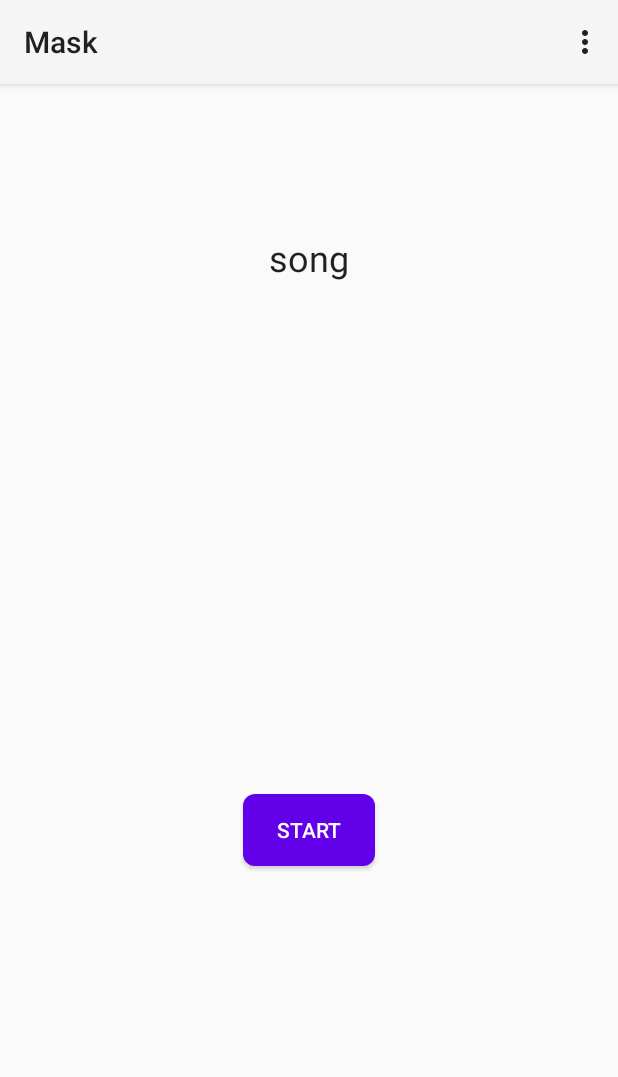
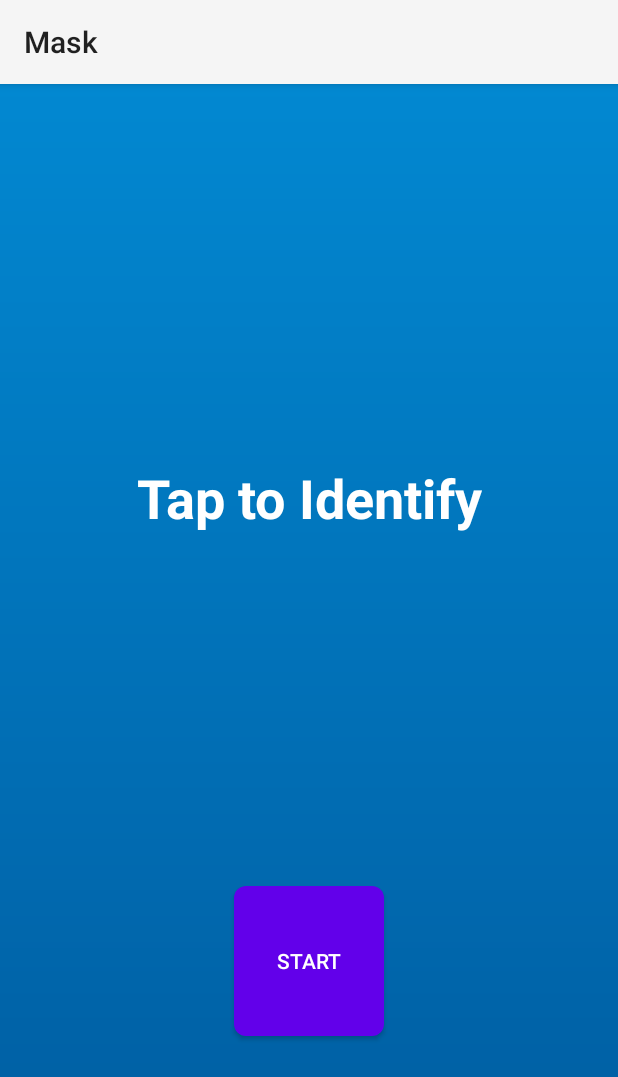
Before and after one commit to evanc577/mask_audio_fingerprint, an Android app: the screen it shows after launch (MainActivity), after a tap on "STOP", on a phone screen of 412 x 824 dp. Shown: the top 1077 px of the screen. Run offline under Robolectric (Android 15) with nearby library versions, the phone set to English and light mode, and no system bars; 9 statements that could not run were skipped; 1 other tap on this screen came first.

Commit message:
update ui

```diff
--- a/android/ece420_lab4/lab4/app/src/main/AndroidManifest.xml
+++ b/android/ece420_lab4/lab4/app/src/main/AndroidManifest.xml
@@ -9,7 +9,7 @@
         android:allowBackup="false"
         android:fullBackupContent="false"
         android:supportsRtl="true"
-        android:icon="@mipmap/ic_launcher"
+        android:icon="@mipmap/mask"
         android:label="Mask"
         android:theme="@style/AppTheme" >
       <activity
--- a/android/ece420_lab4/lab4/app/src/main/java/com/ece420/lab4/MainActivity.java
+++ b/android/ece420_lab4/lab4/app/src/main/java/com/ece420/lab4/MainActivity.java
@@ -21,17 +21,25 @@ import android.content.Context;
 import android.content.pm.ActivityInfo;
 import android.content.pm.PackageManager;
 import android.Manifest;
+import android.graphics.Color;
 import android.media.AudioFormat;
 import android.media.AudioManager;
 import android.media.AudioRecord;
+import android.media.MediaMetadataRetriever;
+import android.media.MediaPlayer;
 import android.os.AsyncTask;
 import android.os.Bundle;
 import android.os.Handler;
+import android.provider.MediaStore;
 import android.support.annotation.NonNull;
+import android.support.constraint.ConstraintLayout;
 import android.support.v4.app.ActivityCompat;
+import android.view.Display;
+import android.view.LayoutInflater;
 import android.view.Menu;
 import android.view.MenuItem;
 import android.view.View;
+import android.view.ViewGroup;
 import android.view.WindowManager;
 import android.widget.Button;
 import android.widget.ProgressBar;
@@ -51,10 +59,12 @@ public class MainActivity extends Activity
     // UI Variables
     Button   controlButton;
     static TextView freq_view;
+    static TextView start_view;
     String  nativeSampleRate;
     String  nativeSampleBufSize;
     File externalFilesDir;
     String externalFilesDirStr;
+    String currentText = "";
     boolean supportRecording;
     AtomicBoolean isPlaying = new AtomicBoolean(false);
     // Static Values
@@ -78,6 +88,7 @@ public class MainActivity extends Activity
 
         // Google NDK Stuff
         controlButton = (Button)findViewById((R.id.capture_control_button));
+        controlButton.setBackground(getDrawable(R.drawable.start_button));
         queryNativeAudioParameters();
         // initialize native audio system
         updateNativeAudioUI();
@@ -87,11 +98,36 @@ public class MainActivity extends Activity
 
         // Setup UI
         freq_view = (TextView)findViewById(R.id.textFrequency);
+        freq_view.setVisibility(View.GONE);
+        start_view = (TextView)findViewById(R.id.textStart);
+        start_view.setVisibility(View.VISIBLE);
+
         initializeMaskTextBackgroundTask(250);
         initializeMaskStatusBackgroundTask(10);
 
         VideoView vv = findViewById(R.id.videoView);
         vv.setVisibility(View.INVISIBLE);
+        vv.setOnCompletionListener(new MediaPlayer.OnCompletionListener() {
+            @Override
+            public void onCompletion(MediaPlayer mp) {
+                VideoView vv = findViewById(R.id.videoView);
+                vv.setVisibility(View.INVISIBLE);
+                vv.stopPlayback();
+                vv.suspend();
+            }
+        });
+        vv.setOnPreparedListener(new MediaPlayer.OnPreparedListener() {
+            @Override
+            public void onPrepared(MediaPlayer mp) {
+                int width = mp.getVideoWidth();
+                int height = mp.getVideoHeight();
+                VideoView vv = findViewById(R.id.videoView);
+                ConstraintLayout.LayoutParams params = (ConstraintLayout.LayoutParams)vv.getLayoutParams();
+                params.width = vv.getMeasuredWidth();
+                params.height = params.width * height / width;
+                vv.setLayoutParams(params);
+            }
+        });
     }
     @Override
     protected synchronized void onDestroy() {
@@ -107,24 +143,7 @@ public class MainActivity extends Activity
 
     @Override
     public boolean onCreateOptionsMenu(Menu menu) {
-        // Inflate the menu; this adds items to the action bar if it is present.
-        getMenuInflater().inflate(R.menu.menu_main, menu);
-        return true;
-    }
-
-    @Override
-    public boolean onOptionsItemSelected(MenuItem item) {
-        // Handle action bar item clicks here. The action bar will
-        // automatically handle clicks on the Home/Up button, so long
-        // as you specify a parent activity in AndroidManifest.xml.
-        int id = item.getItemId();
-
-        //noinspection SimplifiableIfStatement
-        if (id == R.id.action_settings) {
-            return true;
-        }
-
-        return super.onOptionsItemSelected(item);
+        return false;
     }
 
     private synchronized void startEcho() {
@@ -149,10 +168,13 @@ public class MainActivity extends Activity
 
             // update other ui elements
             controlButton.setText(getString(R.string.StopEcho));
+            controlButton.setBackground(getDrawable(R.drawable.stop_button));
+            start_view.setVisibility(View.GONE);
+            freq_view.setVisibility(View.VISIBLE);
             VideoView vv = findViewById(R.id.videoView);
+            vv.setVisibility(View.INVISIBLE);
             vv.stopPlayback();
             vv.suspend();
-            vv.setVisibility(View.INVISIBLE);
             isPlaying.set(true);
         } else {
             timeout();
@@ -167,19 +189,21 @@ public class MainActivity extends Activity
 
         // proof of concept video sync
         String song = getMaskText();
+        String videoPath = "";
         int time = getMaskTime() + VIDEO_DELAY;
+        VideoView vv = findViewById(R.id.videoView);
+
         if (song.equals("siren_audio.flac")) {
-            VideoView vv = findViewById(R.id.videoView);
-            vv.setVisibility(View.VISIBLE);
-            vv.setVideoPath(externalFilesDirStr + "/videos/siren_video.mp4");
+            videoPath = externalFilesDirStr + "/videos/siren_video.mp4";
+        } else if (song.equals("fancy_audio.flac")) {
+            videoPath = externalFilesDirStr + "/videos/fancy_video.mp4";
+        }
+
+        if (!videoPath.equals("")) {
+            vv.setVideoPath(videoPath);
             vv.seekTo(time);
             vv.start();
-        } else if (song.equals("fancy_audio.flac")) {
-            VideoView vv = findViewById(R.id.videoView);
             vv.setVisibility(View.VISIBLE);
-            vv.setVideoPath(externalFilesDirStr + "/videos/fancy_video.mp4");
-            vv.seekTo(time);
-            vv.start();
         }
 
         // update spinner
@@ -194,6 +218,7 @@ public class MainActivity extends Activity
         deleteAudioRecorder();
         deleteSLBufferQueueAudioPlayer();
         controlButton.setText(getString(R.string.StartEcho));
+        controlButton.setBackground(getDrawable(R.drawable.start_button));
     }
 
     public synchronized void timeout() {
@@ -214,6 +239,9 @@ public class MainActivity extends Activity
         deleteAudioRecorder();
         deleteSLBufferQueueAudioPlayer();
         controlButton.setText(getString(R.string.StartEcho));
+        controlButton.setBackground(getDrawable(R.drawable.start_button));
+        freq_view.setVisibility(View.GONE);
+    start_view.setVisibility(View.VISIBLE);
     }
 
     public void onEchoClick(View view) {
@@ -319,7 +347,10 @@ public class MainActivity extends Activity
         }
 
         protected void onProgressUpdate(String... newString) {
-            freq_view.setText(newString[0]);
+            if (!currentText.equals(newString[0])) {
+                freq_view.setText(newString[0]);
+                currentText = newString[0];
+            }
         }
     }
 
--- /dev/null
+++ b/android/ece420_lab4/lab4/app/src/main/res/drawable/gradient.xml
@@ -0,0 +1,8 @@
+<?xml version="1.0" encoding="utf-8"?>
+<shape xmlns:android="http://schemas.android.com/apk/res/android"
+    android:shape="rectangle">
+    <gradient
+        android:startColor="#005b9f"
+        android:endColor="#0288d1"
+        android:angle="90" />
+</shape>
--- a/android/ece420_lab4/lab4/app/src/main/res/drawable/progress_bar.xml
+++ b/android/ece420_lab4/lab4/app/src/main/res/drawable/progress_bar.xml
@@ -12,7 +12,7 @@ android:toDegrees="720" >
 
     <gradient
         android:angle="0"
-        android:endColor="#6200ea"
+        android:endColor="#162038"
         android:startColor="@android:color/transparent"
         android:type="sweep"
         android:useLevel="false" />
--- a/android/ece420_lab4/lab4/app/src/main/cpp/kfr/include/kfr/io/dr/README.txt
+++ b/android/ece420_lab4/lab4/app/src/main/res/drawable/stop_button.xml
@@ -1,9 +1,5 @@
-Code for reading/writing wav and reading flac files.
-
-These two files are released to public domain by the author:
-dr_flac.h
-dr_wav.h
-
-See also information in these files.
-
-https://github.com/mackron/dr_libs
+<?xml version="1.0" encoding="utf-8"?>
+<shape xmlns:android="http://schemas.android.com/apk/res/android" android:shape="oval">
+    <solid android:color="#d50000"/>
+    <corners android:radius="8dp"/>
+</shape>
--- a/android/ece420_lab4/lab4/app/src/main/res/layout/activity_main.xml
+++ b/android/ece420_lab4/lab4/app/src/main/res/layout/activity_main.xml
@@ -3,6 +3,7 @@
     xmlns:tools="http://schemas.android.com/tools"
     android:layout_width="match_parent"
     android:layout_height="match_parent"
+    android:background="@drawable/gradient"
     android:paddingLeft="@dimen/activity_horizontal_margin"
     android:paddingTop="@dimen/activity_vertical_margin"
     android:paddingRight="@dimen/activity_horizontal_margin"
@@ -12,22 +13,22 @@
     <Button
         android:id="@+id/capture_control_button"
         style="@android:style/Widget.Material.Button.Colored"
-        android:layout_width="wrap_content"
-        android:layout_height="wrap_content"
+        android:layout_width="100dp"
+        android:layout_height="100dp"
         android:layout_centerHorizontal="true"
         android:layout_centerVertical="true"
         android:layout_marginStart="8dp"
         android:layout_marginTop="8dp"
         android:layout_marginEnd="8dp"
         android:layout_marginBottom="8dp"
+        android:background="@drawable/start_button"
         android:onClick="onEchoClick"
         android:text="@string/StartEcho"
-        android:background="@drawable/start_button"
         app:layout_constraintBottom_toBottomOf="parent"
         app:layout_constraintEnd_toEndOf="parent"
         app:layout_constraintStart_toStartOf="parent"
         app:layout_constraintTop_toBottomOf="@+id/textFrequency"
-        app:layout_constraintVertical_bias="0.6" />
+        app:layout_constraintVertical_bias="0.8" />
 
     <TextView
         android:id="@+id/textFrequency"
@@ -39,27 +40,30 @@
         android:layout_marginTop="8dp"
         android:layout_marginEnd="8dp"
         android:layout_marginBottom="8dp"
+        android:ellipsize="marquee"
+        android:marqueeRepeatLimit="marquee_forever"
+        android:scrollHorizontally="true"
+        android:singleLine="true"
         android:text="song"
         android:textAlignment="center"
         android:textAppearance="@android:style/TextAppearance.Material.Headline"
-        android:textSize="24sp"
+        android:textSize="30sp"
         app:layout_constraintBottom_toBottomOf="parent"
         app:layout_constraintEnd_toEndOf="parent"
         app:layout_constraintStart_toStartOf="parent"
         app:layout_constraintTop_toTopOf="parent"
-        app:layout_constraintVertical_bias="0.110000014" />
+        app:layout_constraintVertical_bias="0.100000024" />
 
     <VideoView
         android:id="@+id/videoView"
-        android:layout_width="320dp"
-        android:layout_height="180dp"
+        android:layout_width="0dp"
+        android:layout_height="0dp"
         android:layout_marginStart="8dp"
         android:layout_marginTop="8dp"
         android:layout_marginEnd="8dp"
         android:layout_marginBottom="8dp"
-        app:layout_constraintBottom_toTopOf="@+id/progressBar"
+        app:layout_constraintBottom_toTopOf="@+id/capture_control_button"
         app:layout_constraintEnd_toEndOf="parent"
-        app:layout_constraintHorizontal_bias="0.493"
         app:layout_constraintStart_toStartOf="parent"
         app:layout_constraintTop_toBottomOf="@+id/textFrequency" />
 
@@ -78,4 +82,20 @@
         app:layout_constraintStart_toStartOf="parent"
         app:layout_constraintTop_toTopOf="@+id/capture_control_button" />
 
+    <TextView
+        android:id="@+id/textStart"
+        android:layout_width="wrap_content"
+        android:layout_height="wrap_content"
+        android:layout_marginStart="8dp"
+        android:layout_marginTop="8dp"
+        android:layout_marginEnd="8dp"
+        android:layout_marginBottom="8dp"
+        android:text="Tap to Identify"
+        android:textSize="36sp"
+        android:textStyle="bold"
+        app:layout_constraintBottom_toTopOf="@+id/capture_control_button"
+        app:layout_constraintEnd_toEndOf="parent"
+        app:layout_constraintStart_toStartOf="parent"
+        app:layout_constraintTop_toTopOf="parent" />
+
 </android.support.constraint.ConstraintLayout>
--- a/android/ece420_lab4/lab4/app/src/main/res/values-v21/styles.xml
+++ b/android/ece420_lab4/lab4/app/src/main/res/values-v21/styles.xml
@@ -1,5 +1,6 @@
 <?xml version="1.0" encoding="utf-8"?>
 <resources>
     <style name="AppTheme" parent="android:Theme.Material.Light">
+        <item name="android:textColor">#ffffff</item>
     </style>
 </resources>
```
Also changed, not shown: 1 other file.
